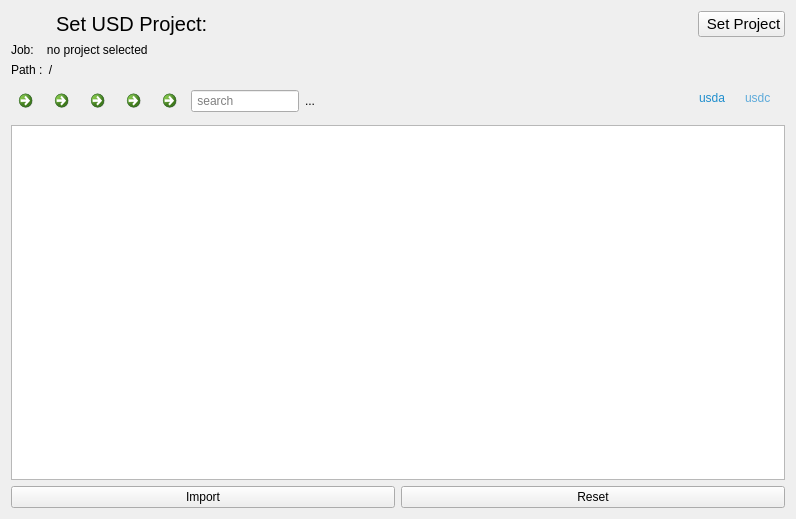
The window that projectview.ui (scmacoll/USDbrowserdrafts) describes before a commit, drawn with Qt 5.
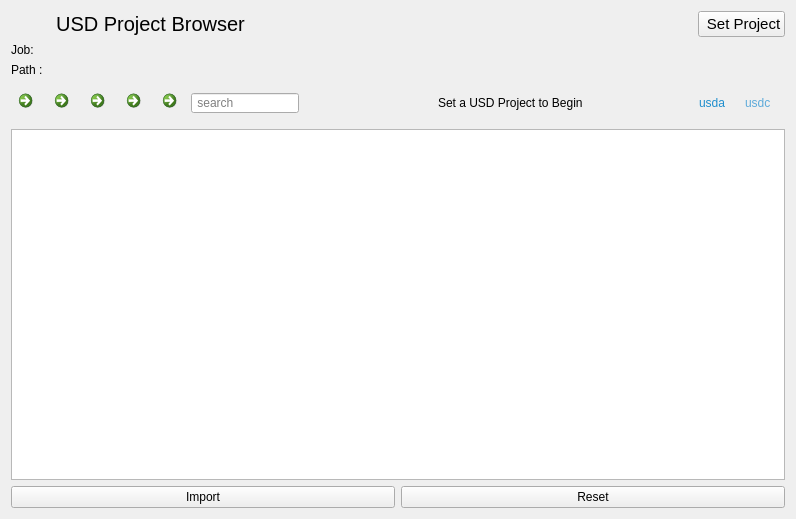
The same window after the commit. Icons and pictures are not drawn.

Commit message: job and path director labels created & functional

What changed in the file:
```diff
--- a/projectview.ui
+++ b/projectview.ui
@@ -193,7 +193,7 @@
          </property>
         </widget>
        </item>
-       <item alignment="Qt::AlignLeft">
+       <item alignment="Qt::AlignLeft|Qt::AlignVCenter">
         <widget class="QLineEdit" name="searchbar">
          <property name="enabled">
           <bool>true</bool>
@@ -213,7 +213,7 @@
          <property name="maximumSize">
           <size>
            <width>120</width>
-           <height>16777215</height>
+           <height>20</height>
           </size>
          </property>
          <property name="font">
@@ -245,7 +245,7 @@
         <widget class="QLabel" name="cmtlbl">
          <property name="sizePolicy">
           <sizepolicy hsizetype="Fixed" vsizetype="Fixed">
-           <horstretch>1</horstretch>
+           <horstretch>0</horstretch>
            <verstretch>0</verstretch>
           </sizepolicy>
          </property>
@@ -262,7 +262,7 @@
           </size>
          </property>
          <property name="text">
-          <string>...</string>
+          <string>Set a USD Project to Begin</string>
          </property>
         </widget>
        </item>
@@ -296,7 +296,7 @@
          <property name="minimumSize">
           <size>
            <width>40</width>
-           <height>30</height>
+           <height>40</height>
           </size>
          </property>
          <property name="maximumSize">
@@ -326,7 +326,7 @@
          <property name="minimumSize">
           <size>
            <width>40</width>
-           <height>30</height>
+           <height>40</height>
           </size>
          </property>
          <property name="maximumSize">
@@ -350,18 +350,18 @@
      <item row="3" column="0">
       <widget class="QLabel" name="projpath">
        <property name="text">
-        <string>Path :  /</string>
+        <string>Path :  </string>
        </property>
       </widget>
      </item>
      <item row="2" column="0">
       <widget class="QLabel" name="jobpath">
        <property name="text">
-        <string>Job:    no project selected</string>
+        <string>Job:    </string>
        </property>
       </widget>
      </item>
-     <item row="10" column="0">
+     <item row="9" column="0">
       <widget class="QListWidget" name="scenelist">
        <property name="viewMode">
         <enum>QListView::ListMode</enum>
@@ -405,7 +405,7 @@
           </font>
          </property>
          <property name="text">
-          <string>  Set USD Project:</string>
+          <string>  USD Project Browser</string>
          </property>
         </widget>
        </item>
```
Left out of the diff: 2 changed lines with no effect on the pictures. The commit also changes 2 other files.
